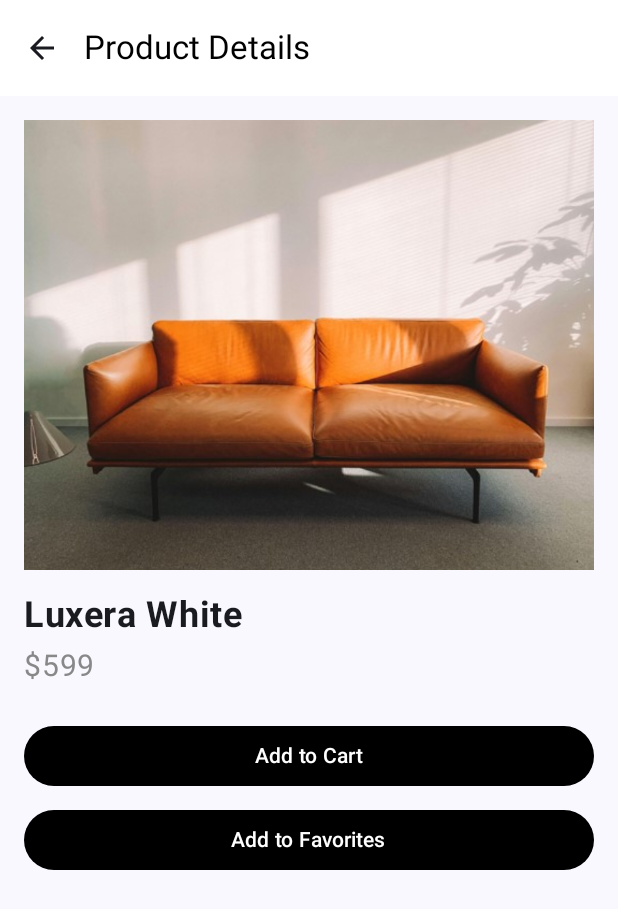
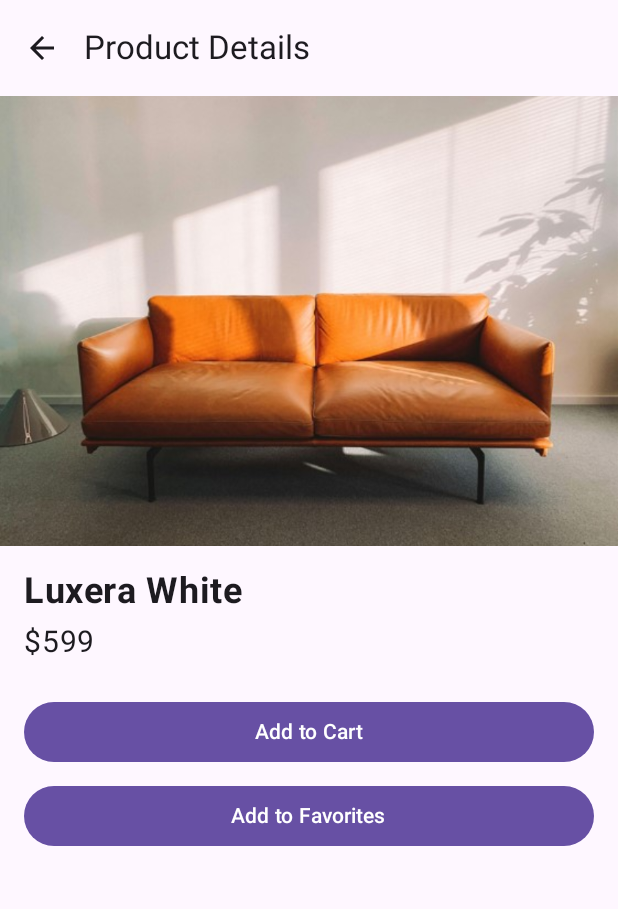
Before and after one commit to shazra0110/InteriorStore_Android_Application, an Android app built with Jetpack Compose: the CartPage screen opened through its navigation route, after a tap on "Luxera White", on a phone screen of 412 x 824 dp. Shown: the top 909 px of the screen. Run offline under Robolectric (Android 15) with nearby library versions, the phone set to English and light mode, and no system bars.

Commit message:
Minor navbar changes

```diff
--- a/app/src/main/java/com/example/testapp/components/BottomNavigationBar.kt
+++ b/app/src/main/java/com/example/testapp/components/BottomNavigationBar.kt
@@ -1,76 +1,89 @@
 package com.example.testapp.components
 
+import androidx.compose.foundation.layout.size
 import androidx.compose.material3.*
 import androidx.compose.runtime.Composable
 import androidx.compose.runtime.getValue
+import androidx.compose.ui.Modifier
 import androidx.compose.ui.res.painterResource
+import androidx.compose.ui.res.stringResource
+import androidx.compose.ui.unit.dp
 import androidx.navigation.NavController
 import androidx.navigation.compose.currentBackStackEntryAsState
 import com.example.testapp.R
 
 @Composable
 fun BottomNavigationBar(navController: NavController) {
-    NavigationBar(
-        containerColor = MaterialTheme.colorScheme.surface,
-        contentColor = MaterialTheme.colorScheme.primary
-    ) {
+    NavigationBar {
         val navBackStackEntry by navController.currentBackStackEntryAsState()
         val currentRoute = navBackStackEntry?.destination?.route
 
         NavigationBarItem(
-            icon = { Icon(painterResource(id = R.drawable.icon_home), contentDescription = null) },
-            label = { Text("Home") },
+            icon = {
+                Icon(
+                    painter = painterResource(id = R.drawable.icon_home),
+                    contentDescription = stringResource(R.string.nav_home),
+                    modifier = Modifier.size(24.dp),
+                    tint = if (currentRoute == "home")
+                        MaterialTheme.colorScheme.primary
+                    else
+                        MaterialTheme.colorScheme.onSurfaceVariant
+                )
+            },
+            label = { Text(stringResource(R.string.nav_home)) },
             selected = currentRoute == "home",
-            onClick = { navController.navigate("home") },
-            colors = NavigationBarItemDefaults.colors(
-                selectedIconColor = MaterialTheme.colorScheme.primary,
-                selectedTextColor = MaterialTheme.colorScheme.primary,
-                unselectedIconColor = MaterialTheme.colorScheme.onSurfaceVariant,
-                unselectedTextColor = MaterialTheme.colorScheme.onSurfaceVariant,
-                indicatorColor = MaterialTheme.colorScheme.surfaceVariant
-            )
+            onClick = { navController.navigate("home") }
         )
 
         NavigationBarItem(
-            icon = { Icon(painterResource(id = R.drawable.icon_heart), contentDescription = null) },
-            label = { Text("Favorites") },
+            icon = {
+                Icon(
+                    painter = painterResource(id = R.drawable.icon_heart),
+                    contentDescription = stringResource(R.string.nav_favorites),
+                    modifier = Modifier.size(24.dp),
+                    tint = if (currentRoute == "favourites")
+                        MaterialTheme.colorScheme.primary
+                    else
+                        MaterialTheme.colorScheme.onSurfaceVariant
+                )
+            },
+            label = { Text(stringResource(R.string.nav_favorites)) },
             selected = currentRoute == "favourites",
-            onClick = { navController.navigate("favourites") },
-            colors = NavigationBarItemDefaults.colors(
-                selectedIconColor = MaterialTheme.colorScheme.primary,
-                selectedTextColor = MaterialTheme.colorScheme.primary,
-                unselectedIconColor = MaterialTheme.colorScheme.onSurfaceVariant,
-                unselectedTextColor = MaterialTheme.colorScheme.onSurfaceVariant,
-                indicatorColor = MaterialTheme.colorScheme.surfaceVariant
-            )
+            onClick = { navController.navigate("favourites") }
         )
 
         NavigationBarItem(
-            icon = { Icon(painterResource(id = R.drawable.icon_cart), contentDescription = null) },
-            label = { Text("Cart") },
+            icon = {
+                Icon(
+                    painter = painterResource(id = R.drawable.icon_cart),
+                    contentDescription = stringResource(R.string.nav_cart),
+                    modifier = Modifier.size(24.dp),
+                    tint = if (currentRoute == "cart")
+                        MaterialTheme.colorScheme.primary
+                    else
+                        MaterialTheme.colorScheme.onSurfaceVariant
+                )
+            },
+            label = { Text(stringResource(R.string.nav_cart)) },
             selected = currentRoute == "cart",
-            onClick = { navController.navigate("cart") },
-            colors = NavigationBarItemDefaults.colors(
-                selectedIconColor = MaterialTheme.colorScheme.primary,
-                selectedTextColor = MaterialTheme.colorScheme.primary,
-                unselectedIconColor = MaterialTheme.colorScheme.onSurfaceVariant,
-                unselectedTextColor = MaterialTheme.colorScheme.onSurfaceVariant,
-                indicatorColor = MaterialTheme.colorScheme.surfaceVariant
-            )
+            onClick = { navController.navigate("cart") }
         )
 
         NavigationBarItem(
-            icon = { Icon(painterResource(id = R.drawable.icon_profile), contentDescription = null) },
-            label = { Text("Profile") },
+            icon = {
+                Icon(
+                    painter = painterResource(id = R.drawable.profile),
+                    contentDescription = stringResource(R.string.nav_profile),
+                    modifier = Modifier.size(24.dp),
+                    tint = if (currentRoute == "profile")
+                        MaterialTheme.colorScheme.primary
+                    else
+                        MaterialTheme.colorScheme.onSurfaceVariant
+                )
+            },
+            label = { Text(stringResource(R.string.nav_profile)) },
             selected = currentRoute == "profile",
-            onClick = { navController.navigate("profile") },
-            colors = NavigationBarItemDefaults.colors(
-                selectedIconColor = MaterialTheme.colorScheme.primary,
-                selectedTextColor = MaterialTheme.colorScheme.primary,
-                unselectedIconColor = MaterialTheme.colorScheme.onSurfaceVariant,
-                unselectedTextColor = MaterialTheme.colorScheme.onSurfaceVariant,
-                indicatorColor = MaterialTheme.colorScheme.surfaceVariant
-            )
+            onClick = { navController.navigate("profile") }
         )
     }
 }
--- a/app/src/main/java/com/example/testapp/screen/LoginPage.kt
+++ b/app/src/main/java/com/example/testapp/screen/LoginPage.kt
@@ -19,6 +19,8 @@ import androidx.compose.ui.text.input.PasswordVisualTransformation
 import androidx.navigation.NavController
 import com.example.testapp.R
 import androidx.compose.ui.layout.ContentScale
+import androidx.compose.foundation.rememberScrollState
+import androidx.compose.foundation.verticalScroll
 
 @OptIn(ExperimentalMaterial3Api::class)
 @Composable
@@ -32,13 +34,31 @@ fun LoginPage(navController: NavController) {
             contentScale = ContentScale.Crop
         )
 
-        // Content Column
+        // Make the content scrollable
         Column(
             modifier = Modifier
                 .fillMaxSize()
+                .verticalScroll(rememberScrollState()),
+            horizontalAlignment = Alignment.CenterHorizontally
+        ) {
+            // Luxera Logo
+            Image(
+                painter = painterResource(id = R.drawable.luxera),
+                contentDescription = stringResource(R.string.logo_content_description),
+                modifier = Modifier
+                    .padding(top = 48.dp, bottom = 32.dp)
+                    .height(60.dp)
+                    .fillMaxWidth()
+            )
+
+            Spacer(modifier = Modifier.height(32.dp))
+
+            // Login content
+            Column(
+                modifier = Modifier
                     .padding(16.dp),
                 horizontalAlignment = Alignment.CenterHorizontally,
-            verticalArrangement = Arrangement.Center
+                verticalArrangement = Arrangement.spacedBy(16.dp)
             ) {
                 Text(
                     text = stringResource(R.string.login),
@@ -129,3 +149,4 @@ fun LoginPage(navController: NavController) {
             }
         }
     }
+}
--- a/app/src/main/java/com/example/testapp/screen/ProductDetailPage.kt
+++ b/app/src/main/java/com/example/testapp/screen/ProductDetailPage.kt
@@ -2,19 +2,23 @@ package com.example.testapp.screen
 
 import androidx.compose.foundation.Image
 import androidx.compose.foundation.layout.*
+import androidx.compose.foundation.rememberScrollState
+import androidx.compose.foundation.verticalScroll
 import androidx.compose.material.icons.Icons
 import androidx.compose.material.icons.filled.ArrowBack
 import androidx.compose.material3.*
 import androidx.compose.runtime.*
 import androidx.compose.ui.Alignment
 import androidx.compose.ui.Modifier
-import androidx.compose.ui.graphics.Color
 import androidx.compose.ui.layout.ContentScale
 import androidx.compose.ui.res.painterResource
+import androidx.compose.ui.res.stringResource
 import androidx.compose.ui.text.font.FontWeight
 import androidx.compose.ui.unit.dp
 import androidx.compose.ui.unit.sp
 import androidx.navigation.NavController
+import com.example.testapp.R
+import kotlinx.coroutines.delay
 
 @OptIn(ExperimentalMaterial3Api::class)
 @Composable
@@ -28,16 +32,15 @@ fun ProductDetailPage(
     Scaffold(
         topBar = {
             TopAppBar(
-                title = { Text("Product Details") },
+                title = { Text(stringResource(R.string.product_details)) },
                 navigationIcon = {
                     IconButton(onClick = { navController.navigateUp() }) {
-                        Icon(Icons.Filled.ArrowBack, contentDescription = "Back")
+                        Icon(
+                            Icons.Filled.ArrowBack,
+                            contentDescription = stringResource(R.string.back_button)
+                        )
                     }
-                },
-                colors = TopAppBarDefaults.smallTopAppBarColors(
-                    containerColor = Color.White,
-                    titleContentColor = Color.Black
-                )
+                }
             )
         }
     ) { innerPadding ->
@@ -45,9 +48,8 @@ fun ProductDetailPage(
             modifier = Modifier
                 .padding(innerPadding)
                 .fillMaxSize()
-                .padding(16.dp)
+                .verticalScroll(rememberScrollState())
         ) {
-            // Product Image
             Image(
                 painter = painterResource(id = product.imageRes),
                 contentDescription = product.name,
@@ -57,9 +59,9 @@ fun ProductDetailPage(
                 contentScale = ContentScale.Crop
             )
 
-            Spacer(modifier = Modifier.height(16.dp))
-
-            // Product Name
+            Column(
+                modifier = Modifier.padding(16.dp)
+            ) {
                 Text(
                     text = product.name,
                     fontSize = 24.sp,
@@ -68,74 +70,66 @@ fun ProductDetailPage(
 
                 Spacer(modifier = Modifier.height(8.dp))
 
-            // Product Price
                 Text(
                     text = product.price,
-                fontSize = 20.sp,
-                color = Color.Gray
+                    fontSize = 20.sp
                 )
 
                 Spacer(modifier = Modifier.height(24.dp))
 
-            // Add to Cart Button
                 Button(
                     onClick = {
                         CartManager.addToCart(product)
                         showAddedToCart = true
                     },
-                modifier = Modifier.fillMaxWidth(),
-                colors = ButtonDefaults.buttonColors(containerColor = Color.Black)
+                    modifier = Modifier.fillMaxWidth()
                 ) {
-                Text("Add to Cart", color = Color.White)
+                    Text(stringResource(R.string.add_to_cart))
                 }
 
                 Spacer(modifier = Modifier.height(8.dp))
 
-            // Add to Favorites Button
                 Button(
                     onClick = {
                         FavoriteManager.addToFavorites(product)
                         showAddedToFavorites = true
                     },
-                modifier = Modifier.fillMaxWidth(),
-                colors = ButtonDefaults.buttonColors(
-                    containerColor = if (FavoriteManager.isFavorite(product)) Color.Red else Color.Black
-                )
+                    modifier = Modifier.fillMaxWidth()
                 ) {
                     Text(
-                    text = if (FavoriteManager.isFavorite(product)) "Added to Favorites" else "Add to Favorites",
-                    color = Color.White
+                        text = if (FavoriteManager.isFavorite(product))
+                            stringResource(R.string.added_to_favorites)
+                        else
+                            stringResource(R.string.add_to_favorites)
                     )
                 }
 
-            // Confirmation Messages
                 if (showAddedToCart) {
                     Text(
-                    text = "Added to Cart!",
-                    color = Color.Yellow,
+                        text = stringResource(R.string.added_to_cart),
                         modifier = Modifier
                             .padding(top = 8.dp)
                             .align(Alignment.CenterHorizontally)
                     )
                     LaunchedEffect(Unit) {
-                    kotlinx.coroutines.delay(2000)
+                        delay(2000)
                         showAddedToCart = false
                     }
                 }
 
                 if (showAddedToFavorites) {
                     Text(
-                    text = "Added to Favorites!",
-                    color = Color.Yellow,
+                        text = stringResource(R.string.added_to_favorites),
                         modifier = Modifier
                             .padding(top = 8.dp)
                             .align(Alignment.CenterHorizontally)
                     )
                     LaunchedEffect(Unit) {
-                    kotlinx.coroutines.delay(2000)
+                        delay(2000)
                         showAddedToFavorites = false
                     }
                 }
             }
         }
     }
+}
--- a/app/src/main/java/com/example/testapp/screen/ProfilePage.kt
+++ b/app/src/main/java/com/example/testapp/screen/ProfilePage.kt
@@ -30,9 +30,9 @@ data class UserProfile(
 
 object ProfileManager {
     var userProfile = UserProfile(
-        firstName = "Shazra",
-        lastName = "Faris",
-        email = "shazra@gmail.com",
+        firstName = "Charles",
+        lastName = "Leclerc",
+        email = "charles@gmail.com",
         address = "10/A, Kandy",
         paymentMethod = "Select Payment Method"
     )
--- a/app/src/main/java/com/example/testapp/screen/RegisterPage.kt
+++ b/app/src/main/java/com/example/testapp/screen/RegisterPage.kt
@@ -18,6 +18,9 @@ import androidx.compose.ui.text.input.PasswordVisualTransformation
 import androidx.navigation.NavController
 import com.example.testapp.R
 import androidx.compose.ui.layout.ContentScale
+import androidx.compose.ui.res.stringResource
+import androidx.compose.foundation.verticalScroll
+import androidx.compose.foundation.rememberScrollState
 
 @OptIn(ExperimentalMaterial3Api::class)
 @Composable
@@ -25,26 +28,44 @@ fun RegisterPage(navController: NavController) {
     Box(modifier = Modifier.fillMaxSize()) {
         // Background Image
         Image(
-            painter = painterResource(id = R.drawable.signup),
+            painter = painterResource(id = R.drawable.random2),
             contentDescription = null,
             modifier = Modifier.fillMaxSize(),
             contentScale = ContentScale.Crop
         )
 
-        // Content Column
+        // Make the content scrollable
         Column(
             modifier = Modifier
                 .fillMaxSize()
-                .padding(24.dp),
-            verticalArrangement = Arrangement.Center,
+                .verticalScroll(rememberScrollState()),
             horizontalAlignment = Alignment.CenterHorizontally
+        ) {
+            // Luxera Logo
+            Image(
+                painter = painterResource(id = R.drawable.luxera),
+                contentDescription = stringResource(R.string.logo_content_description),
+                modifier = Modifier
+                    .padding(top = 48.dp, bottom = 32.dp)
+                    .height(60.dp)
+                    .fillMaxWidth()
+            )
+
+            Spacer(modifier = Modifier.height(32.dp))
+
+            // Register content
+            Column(
+                modifier = Modifier
+                    .padding(16.dp),
+                horizontalAlignment = Alignment.CenterHorizontally,
+                verticalArrangement = Arrangement.spacedBy(16.dp)
             ) {
                 // Main title
                 Text(
-                text = "Register",
-                fontSize = 24.sp,
-                color = Color.Black,
-                modifier = Modifier.padding(bottom = 16.dp)
+                    text = stringResource(R.string.register),
+                    style = MaterialTheme.typography.headlineLarge,
+                    color = MaterialTheme.colorScheme.onBackground,
+                    modifier = Modifier.padding(bottom = 32.dp)
                 )
 
                 // Name TextField
@@ -145,3 +166,4 @@ fun RegisterPage(navController: NavController) {
             }
         }
     }
+}
--- a/app/src/main/java/com/example/testapp/ui/theme/Theme.kt
+++ b/app/src/main/java/com/example/testapp/ui/theme/Theme.kt
@@ -90,8 +90,7 @@ private val LightColorScheme = lightColorScheme(
 @Composable
 fun TestAppTheme(
     darkTheme: Boolean = isSystemInDarkTheme(),
-    // Dynamic color is available on Android 12+
-    dynamicColor: Boolean = true,
+    dynamicColor: Boolean = false,
     content: @Composable () -> Unit
 ) {
     val colorScheme = when {
@@ -99,7 +98,6 @@ fun TestAppTheme(
             val context = LocalContext.current
             if (darkTheme) dynamicDarkColorScheme(context) else dynamicLightColorScheme(context)
         }
-
         darkTheme -> DarkColorScheme
         else -> LightColorScheme
     }
```
Also changed, not shown: app/src/main/res/drawable/ic_wallet.png (deleted), app/src/main/res/drawable/img.png (deleted), app/src/main/res/drawable/launch_page.png (deleted). Lines whose indentation alone changed are shown as unchanged.
